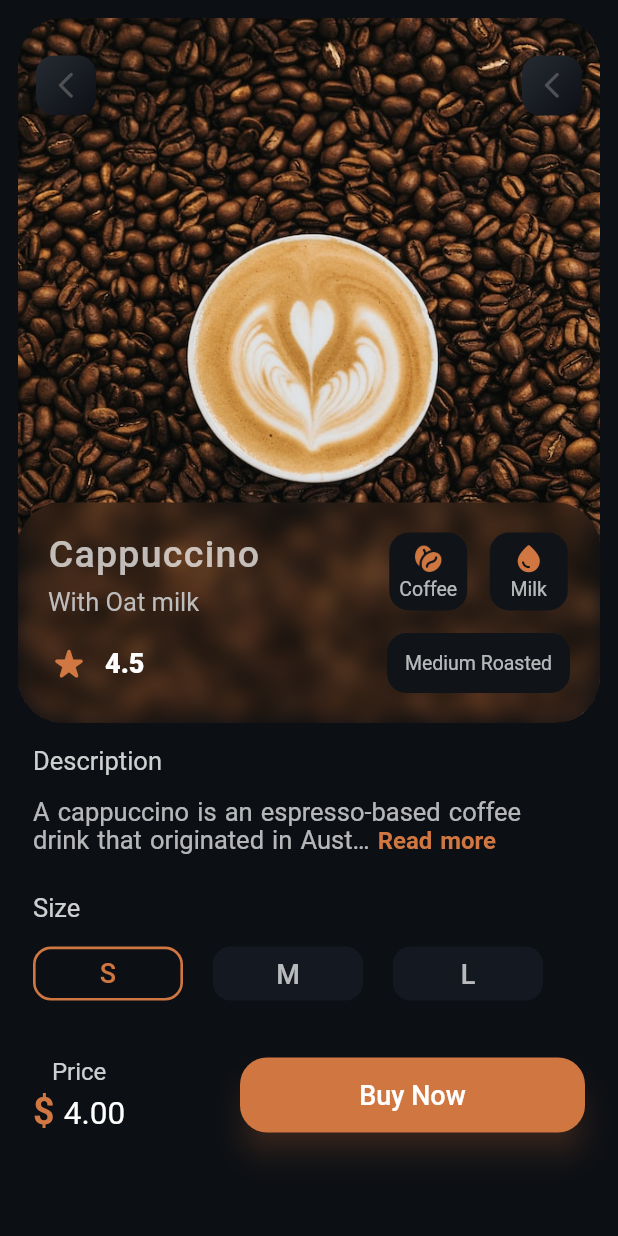
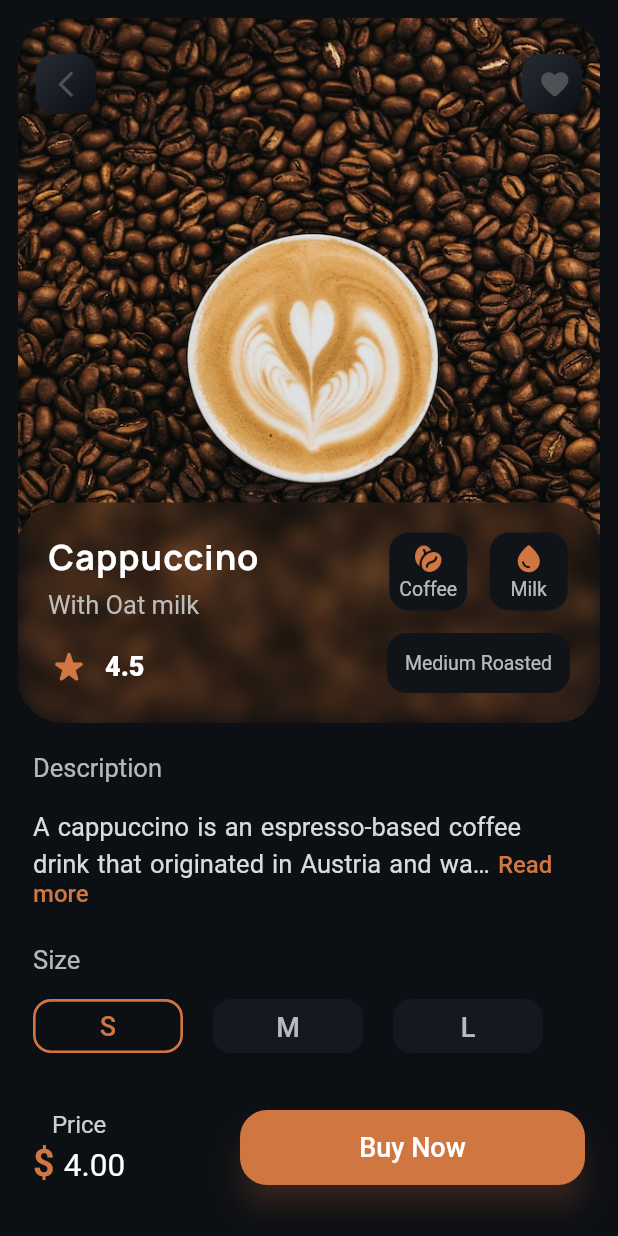
Before and after one commit to devBamidele/coffee_ui, a Flutter app: the SecondPage screen opened directly with empty values, on a phone screen of 412 x 824 dp. Run offline on Flutter 3.47's test engine with Material 2 defaults, Android fonts, the phone set to English and light mode, and no system bars; drawn by our look-alikes of like_button, readmore; our stand-ins replace auto_route, awesome_bottom_bar, blur, responsive_framework.

Commit message:
Theming the second page 2

```diff
--- a/lib/screens/second_page.dart
+++ b/lib/screens/second_page.dart
@@ -1,13 +1,15 @@
+import 'package:auto_route/auto_route.dart';
 import 'package:blur/blur.dart';
 import 'package:coffee_ui/data/sample_data.dart';
 import 'package:coffee_ui/utils/components/app_bar_button.dart';
 import 'package:coffee_ui/utils/components/coffee_specifics.dart';
 import 'package:coffee_ui/utils/components/custom_elevated_button.dart';
-import 'package:coffee_ui/utils/components/size_text_button.dart';
+import 'package:coffee_ui/utils/components/size_tabs.dart';
 import 'package:coffee_ui/utils/constants.dart';
 import 'package:coffee_ui/utils/custom_functions.dart';
 import 'package:coffee_ui/utils/widget_functions.dart';
 import 'package:flutter/material.dart';
+import 'package:like_button/like_button.dart';
 import 'package:readmore/readmore.dart';
 
 class SecondPage extends StatelessWidget {
@@ -20,13 +22,25 @@ class SecondPage extends StatelessWidget {
 
   final int index;
 
+  Future<void> refresh() async {
+    return Future.delayed(
+      const Duration(seconds: 3),
+      () {},
+    );
+  }
+
   @override
   Widget build(BuildContext context) {
     Map<String, dynamic> item = coffeeTiles[index];
+    ThemeData themeData = Theme.of(context);
     return Scaffold(
       body: SafeArea(
         child: Padding(
           padding: const EdgeInsets.all(12),
+          child: RefreshIndicator(
+            color: colorSec,
+            backgroundColor: colorLightGrey,
+            onRefresh: () => refresh(),
             child: ScrollConfiguration(
               behavior: ScrollConfiguration.of(context).copyWith(
                 scrollbars: false,
@@ -64,10 +78,10 @@ class SecondPage extends StatelessWidget {
                                         children: [
                                           Text(
                                             item['coffee'],
-                                          style: const TextStyle(
-                                            fontSize: 25,
-                                            fontWeight: FontWeight.w500,
-                                            letterSpacing: 0.85,
+                                            style: themeData.textTheme.headline5
+                                                ?.copyWith(
+                                              fontSize: 23,
+                                              fontWeight: FontWeight.w600,
                                             ),
                                           ),
                                           addVerticalSpace(7),
@@ -119,7 +133,8 @@ class SecondPage extends StatelessWidget {
                                                   text: item['ingredients'][0],
                                                   child: Image.asset(
                                                     'assets/icons/beans.png',
-                                                  color: colorSecondaryVariant,
+                                                    color:
+                                                        colorSecondaryVariant,
                                                     height: 22,
                                                   ),
                                                 ),
@@ -128,7 +143,8 @@ class SecondPage extends StatelessWidget {
                                                   text: item['ingredients'][1],
                                                   child: const Icon(
                                                     Icons.water_drop_rounded,
-                                                  color: colorSecondaryVariant,
+                                                    color:
+                                                        colorSecondaryVariant,
                                                     size: 22,
                                                   ),
                                                 ),
@@ -163,25 +179,39 @@ class SecondPage extends StatelessWidget {
                                 borderRadius: circularBorder2,
                               ),
                             ),
-                          const Align(
+                            Align(
                               alignment: Alignment.topLeft,
-                            child: AppBarButton(
+                              child: GestureDetector(
+                                onTap: () => context.router.pop(),
+                                child: const AppBarButton(
                                   left: 12,
                                   child: Icon(
                                     Icons.arrow_back_ios_new_rounded,
                                     size: 21,
-                                color: Color(0xff4E5053),
+                                    color: colorGrey,
                                   ),
                                 ),
                               ),
-                          const Align(
+                            ),
+                            Align(
                               alignment: Alignment.topRight,
                               child: AppBarButton(
                                 right: 12,
-                              child: Icon(
-                                Icons.arrow_back_ios_new_rounded,
-                                size: 21,
-                                color: Color(0xff4E5053),
+                                child: Padding(
+                                  padding: const EdgeInsets.only(left: 3.5),
+                                  child: LikeButton(
+                                    likeBuilder: (bool isLiked) {
+                                      return Icon(
+                                        isLiked
+                                            ? Icons.favorite_rounded
+                                            : Icons.favorite_rounded,
+                                        color: isLiked
+                                            ? colorSecondaryVariant
+                                            : colorGrey,
+                                        size: 22,
+                                      );
+                                    },
+                                  ),
                                 ),
                               ),
                             )
@@ -192,7 +222,7 @@ class SecondPage extends StatelessWidget {
                     Padding(
                       padding: const EdgeInsets.symmetric(
                         horizontal: 10,
-                      vertical: 15,
+                        vertical: 20,
                       ),
                       child: Column(
                         crossAxisAlignment: CrossAxisAlignment.start,
@@ -201,25 +231,26 @@ class SecondPage extends StatelessWidget {
                             'Description',
                             style: TextStyle(
                               fontSize: 17,
-                            color: Colors.white.withOpacity(0.8),
+                              color: Colors.white.withOpacity(0.7),
                             ),
                           ),
                           addVerticalSpace(15),
                           ReadMoreText(
                             item['description'],
-                          style: const TextStyle(
+                            style: TextStyle(
                               fontSize: 17,
                               wordSpacing: 1.2,
-                            height: 1.1,
+                              height: 1.45,
+                              color: Colors.white.withOpacity(0.85),
                             ),
-                          trimLength: 70,
+                            trimLength: 80,
                             trimCollapsedText: 'Read more',
                             trimExpandedText: 'Read less',
                             moreStyle: const TextStyle(
                               fontSize: 16,
                               wordSpacing: 1.2,
                               height: 1.1,
-                            fontWeight: FontWeight.bold,
+                              fontWeight: FontWeight.w500,
                               color: colorSecondaryVariant,
                             ),
                           ),
@@ -228,45 +259,11 @@ class SecondPage extends StatelessWidget {
                             'Size',
                             style: TextStyle(
                               fontSize: 17,
-                            color: Colors.white.withOpacity(0.8),
+                              color: Colors.white.withOpacity(0.7),
                             ),
                           ),
                           addVerticalSpace(10),
-                        SingleChildScrollView(
-                          scrollDirection: Axis.horizontal,
-                          child: Row(
-                            children: [
-                              OutlinedButton(
-                                style: OutlinedButton.styleFrom(
-                                  shape: buttonShape,
-                                  fixedSize: buttonSize,
-                                  side: const BorderSide(
-                                    width: 1.75,
-                                    color: colorSecondaryVariant,
-                                  ),
-                                ),
-                                onPressed: () {},
-                                child: const Text(
-                                  'S',
-                                  style: TextStyle(
-                                    fontSize: 18,
-                                    color: colorSecondaryVariant,
-                                  ),
-                                ),
-                              ),
-                              addHorizontalSpace(pageSpacing),
-                              SizeTextButton(
-                                onPressed: () {},
-                                word: 'M',
-                              ),
-                              addHorizontalSpace(pageSpacing),
-                              SizeTextButton(
-                                onPressed: () {},
-                                word: 'L',
-                              )
-                            ],
-                          ),
-                        ),
+                          const SizeTabs(),
                           addVerticalSpace(32),
                           Row(
                             mainAxisAlignment: MainAxisAlignment.spaceBetween,
@@ -324,6 +321,7 @@ class SecondPage extends StatelessWidget {
             ),
           ),
         ),
+      ),
     );
   }
 }
--- a/lib/utils/components/app_bar_button.dart
+++ b/lib/utils/components/app_bar_button.dart
@@ -5,7 +5,7 @@ class AppBarButton extends StatelessWidget {
   const AppBarButton({
     Key? key,
     required this.child,
-    this.top = 25,
+    this.top = 24,
     this.right = 0,
     this.left = 0,
     this.bottom = 0,
--- /dev/null
+++ b/lib/utils/components/size_tabs.dart
@@ -0,0 +1,130 @@
+import 'package:coffee_ui/utils/components/size_text_button.dart';
+import 'package:coffee_ui/utils/constants.dart';
+import 'package:coffee_ui/utils/widget_functions.dart';
+import 'package:flutter/material.dart';
+
+class SizeTabs extends StatefulWidget {
+  const SizeTabs({
+    Key? key,
+  }) : super(key: key);
+
+  @override
+  State<SizeTabs> createState() => _SizeTabsState();
+}
+
+class _SizeTabsState extends State<SizeTabs> {
+  List size = [true, false, false];
+
+  // User tapped on coffee types
+  sizeSelected(int index) {
+    setState(() {
+      for (int num = 0; num < size.length; num++) {
+        size[num] = false;
+      }
+      size[index] = true;
+    });
+  }
+
+  @override
+  Widget build(BuildContext context) {
+    return SingleChildScrollView(
+      scrollDirection: Axis.horizontal,
+      child: Row(
+        children: [
+          AnimatedSwitcher(
+            duration: const Duration(milliseconds: 250),
+            child: size[0] == true
+                ? OutlinedButton(
+                    style: OutlinedButton.styleFrom(
+                      shape: buttonShape,
+                      fixedSize: buttonSize,
+                      side: const BorderSide(
+                        width: 1.75,
+                        color: colorSecondaryVariant,
+                      ),
+                    ),
+                    onPressed: () {
+                      sizeSelected(0);
+                    },
+                    child: const Text(
+                      'S',
+                      style: TextStyle(
+                        fontSize: 18,
+                        color: colorSecondaryVariant,
+                      ),
+                    ),
+                  )
+                : SizeTextButton(
+                    onPressed: () {
+                      sizeSelected(0);
+                    },
+                    word: 'S',
+                  ),
+          ),
+          addHorizontalSpace(pageSpacing),
+          AnimatedSwitcher(
+            duration: const Duration(milliseconds: 250),
+            child: size[1] == true
+                ? OutlinedButton(
+                    style: OutlinedButton.styleFrom(
+                      shape: buttonShape,
+                      fixedSize: buttonSize,
+                      side: const BorderSide(
+                        width: 1.75,
+                        color: colorSecondaryVariant,
+                      ),
+                    ),
+                    onPressed: () {
+                      sizeSelected(1);
+                    },
+                    child: const Text(
+                      'M',
+                      style: TextStyle(
+                        fontSize: 18,
+                        color: colorSecondaryVariant,
+                      ),
+                    ),
+                  )
+                : SizeTextButton(
+                    onPressed: () {
+                      sizeSelected(1);
+                    },
+                    word: 'M',
+                  ),
+          ),
+          addHorizontalSpace(pageSpacing),
+          AnimatedSwitcher(
+            duration: const Duration(milliseconds: 250),
+            child: size[2] == true
+                ? OutlinedButton(
+                    style: OutlinedButton.styleFrom(
+                      shape: buttonShape,
+                      fixedSize: buttonSize,
+                      side: const BorderSide(
+                        width: 1.75,
+                        color: colorSecondaryVariant,
+                      ),
+                    ),
+                    onPressed: () {
+                      sizeSelected(2);
+                    },
+                    child: const Text(
+                      'L',
+                      style: TextStyle(
+                        fontSize: 18,
+                        color: colorSecondaryVariant,
+                      ),
+                    ),
+                  )
+                : SizeTextButton(
+                    onPressed: () {
+                      sizeSelected(2);
+                    },
+                    word: 'L',
+                  ),
+          )
+        ],
+      ),
+    );
+  }
+}
--- a/lib/utils/constants.dart
+++ b/lib/utils/constants.dart
@@ -7,6 +7,7 @@ const colorSec = Color(0xffD17842);
 const colorPrimaryVariant = Color(0xff101419);
 const colorSecondaryVariant = Color(0xffD07741);
 const buttonColor = Color(0xff141921);
+const colorGrey = Color(0xff4E5053);
 
 double pageSpacing = 20;
 double borderRadius = 22;
--- a/pubspec.yaml
+++ b/pubspec.yaml
@@ -40,6 +40,7 @@ dependencies:
   blur: ^3.1.0
   readmore: ^2.1.0
   awesome_bottom_bar: ^1.2.1
+  like_button: ^2.0.5
   google_fonts:
 
 dev_dependencies:
@@ -98,6 +99,7 @@ flutter:
     - family: Manrope
       fonts:
       - asset: assets/fonts/Manrope-Regular.ttf
+      - asset: assets/fonts/Manrope-Bold.ttf
 
   #       - asset: fonts/Schyler-Italic.ttf
   #         style: italic
```
Also changed, not shown: assets/fonts/Manrope-Bold.ttf (added), pubspec.lock. Lines whose indentation alone changed are shown as unchanged.
